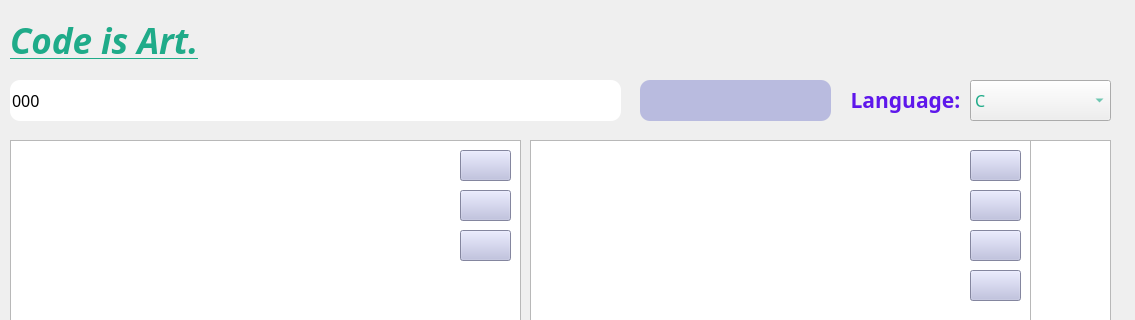
Above: app/mainwindow.ui from chenphxx/slash-learn before the change; both pictures show x 0 to 1135 and y 0 to 320 of the 1135 by 658 pixel window. Below: the same form after it.
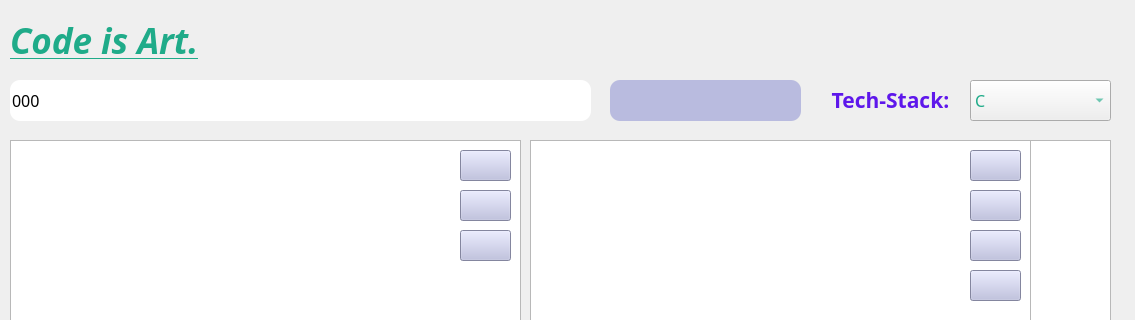
That is the form after the change. Icons and pictures are not drawn.

What changed in the file:
```diff
--- a/app/mainwindow.ui
+++ b/app/mainwindow.ui
@@ -19,7 +19,7 @@
      <rect>
       <x>10</x>
       <y>80</y>
-      <width>611</width>
+      <width>581</width>
       <height>41</height>
      </rect>
     </property>
@@ -208,9 +208,9 @@
    <widget class="QLabel" name="language_label">
     <property name="geometry">
      <rect>
-      <x>850</x>
+      <x>820</x>
       <y>80</y>
-      <width>111</width>
+      <width>141</width>
       <height>41</height>
      </rect>
     </property>
@@ -225,7 +225,7 @@
      <string notr="true"/>
     </property>
     <property name="text">
-     <string>&lt;html&gt;&lt;head/&gt;&lt;body&gt;&lt;p align=&quot;center&quot;&gt;&lt;span style=&quot; font-size:16pt; color:#5e17eb;&quot;&gt;Language:&lt;/span&gt;&lt;/p&gt;&lt;/body&gt;&lt;/html&gt;</string>
+     <string>&lt;html&gt;&lt;head/&gt;&lt;body&gt;&lt;p align=&quot;center&quot;&gt;&lt;span style=&quot; font-size:16pt; color:#5e17eb;&quot;&gt;Tech-Stack:&lt;/span&gt;&lt;/p&gt;&lt;/body&gt;&lt;/html&gt;</string>
     </property>
    </widget>
    <widget class="QFrame" name="code_frame">
@@ -507,7 +507,7 @@
    <widget class="QPushButton" name="search_button">
     <property name="geometry">
      <rect>
-      <x>640</x>
+      <x>610</x>
       <y>80</y>
       <width>191</width>
       <height>41</height>
```
Left out of the diff: 10 changed lines with no effect on the pictures.
